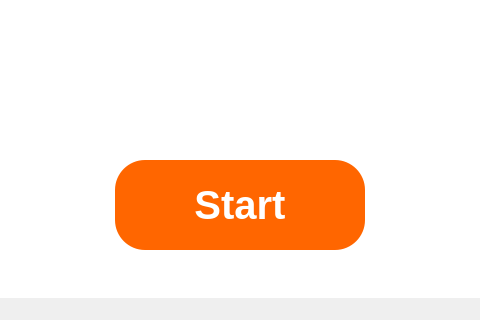
Jonnykoder/RTHM-Device, file userInterface/designerFiles/Start.ui: the form before one commit; both pictures show x 272 to 752 and y 280 to 600 of the 1024 by 600 pixel window.
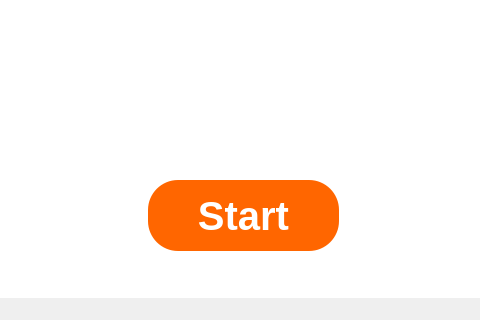
The form after the commit. Icons and pictures are not drawn.

The edit to the form file:
```diff
--- a/userInterface/designerFiles/Start.ui
+++ b/userInterface/designerFiles/Start.ui
@@ -35,37 +35,6 @@
     <property name="flat">
      <bool>false</bool>
     </property>
-    <widget class="QLabel" name="btnStart">
-     <property name="geometry">
-      <rect>
-       <x>387</x>
-       <y>440</y>
-       <width>250</width>
-       <height>90</height>
-      </rect>
-     </property>
-     <property name="font">
-      <font>
-       <pointsize>30</pointsize>
-       <weight>75</weight>
-       <bold>true</bold>
-      </font>
-     </property>
-     <property name="styleSheet">
-      <string notr="true">background-color: rgb(255, 102, 0);
-border-radius:30px;
-color: #ffffff;</string>
-     </property>
-     <property name="frameShape">
-      <enum>QFrame::Box</enum>
-     </property>
-     <property name="text">
-      <string>Start</string>
-     </property>
-     <property name="alignment">
-      <set>Qt::AlignCenter</set>
-     </property>
-    </widget>
     <widget class="QLabel" name="label_2">
      <property name="geometry">
       <rect>
@@ -109,6 +78,31 @@
      <property name="frameShadow">
       <enum>QFrame::Plain</enum>
      </property>
+     <widget class="QPushButton" name="btnStart_2">
+      <property name="geometry">
+       <rect>
+        <x>420</x>
+        <y>460</y>
+        <width>191</width>
+        <height>71</height>
+       </rect>
+      </property>
+      <property name="font">
+       <font>
+        <pointsize>30</pointsize>
+        <weight>75</weight>
+        <bold>true</bold>
+       </font>
+      </property>
+      <property name="styleSheet">
+       <string notr="true">background-color: rgb(255, 102, 0);
+border-radius:30px;
+color: #ffffff;</string>
+      </property>
+      <property name="text">
+       <string>Start</string>
+      </property>
+     </widget>
     </widget>
     <zorder>frame</zorder>
     <zorder>btnStart</zorder>
```
Left out of the diff: 3 changed lines with no effect on the pictures.
